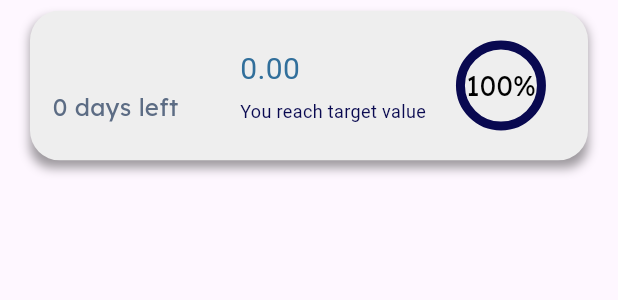
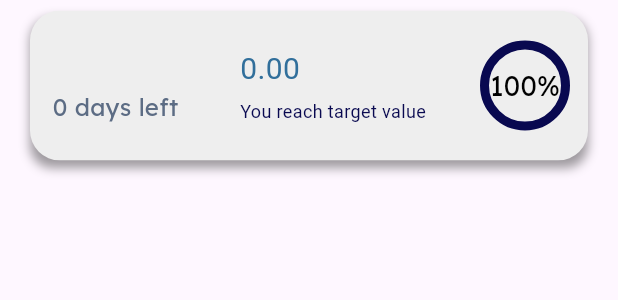
Before and after one commit to CodMave/BudgetApp, a Flutter app: the MyGoal widget shown alone on an empty page, opened directly with empty values, on a phone screen of 412 x 824 dp. Shown: the top 300 px of the screen. Run offline on Flutter 3.47's test engine with Material 3 defaults, Android fonts, the phone set to English and light mode, and no system bars; drawn by our look-alikes of percent_indicator; our stand-ins replace badges, camera, cloud_firestore, connectivity_plus, firebase_auth, firebase_core and 13 more; missing offline and left inert: google_mlkit_text_recognition; accounts and stored records are empty.

Commit message:
Change goals page add button and alignment

```diff
--- a/lib/components/goalTiles.dart
+++ b/lib/components/goalTiles.dart
@@ -180,7 +180,9 @@ void staterecon()async{
                       ),
                     ),
                     const SizedBox(width:5),
-                    Column(
+                    SizedBox(
+                      width: 140,
+                      child: Column(
                         mainAxisAlignment: MainAxisAlignment.center,
                         crossAxisAlignment: CrossAxisAlignment.start,
                         children: [
@@ -212,6 +214,7 @@ void staterecon()async{
                             ),
                           )
                         ],
+                      ),
                     ),
                     Padding(
                       padding: const EdgeInsets.only(left:20.0),
--- a/lib/pages/goals.dart
+++ b/lib/pages/goals.dart
@@ -789,6 +789,9 @@ void asung()async{
             addNewPlan();
           },
           backgroundColor:  Color(0xFF85B6FF),
+          shape:RoundedRectangleBorder(
+            borderRadius: BorderRadius.circular(30.0), // Adjust the value as needed
+          ) ,
           child: const Icon(
               Icons.add,
           size: 30,),
```
Lines whose indentation alone changed are shown as unchanged.
